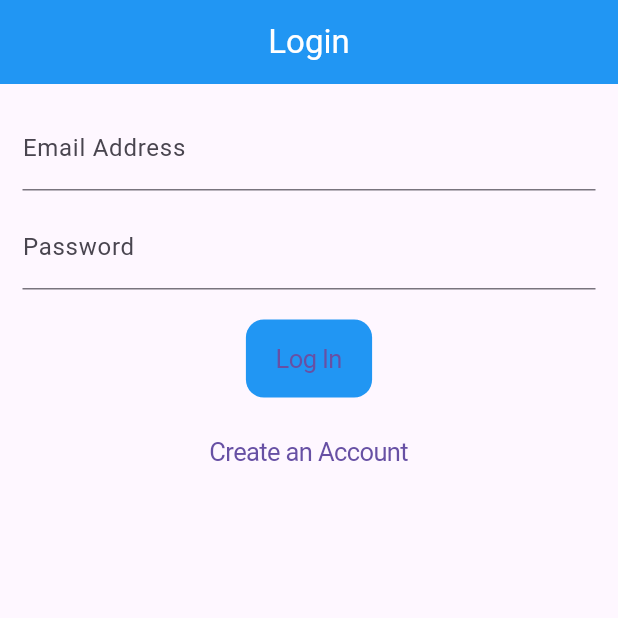
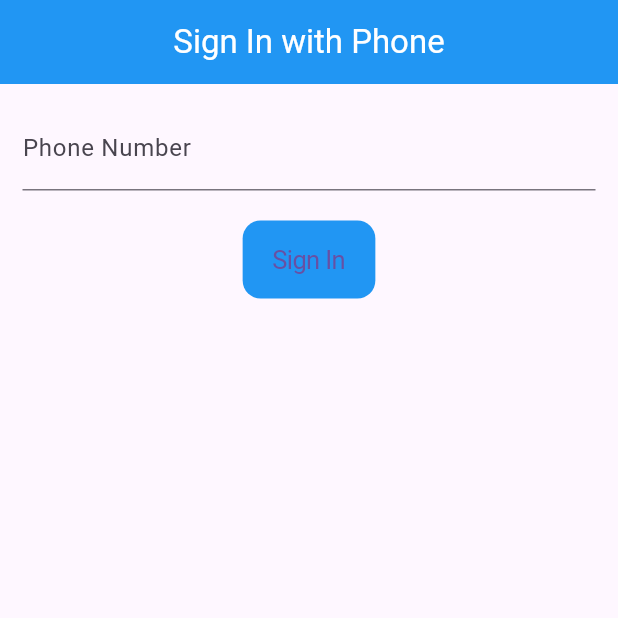
Before and after one commit to bikalchudal11/firebase_auth, a Flutter app: the screen it shows after launch, on a phone screen of 412 x 824 dp, the top half of it. Run offline on Flutter 3.47's test engine with Material 3 defaults, Android fonts, the phone set to English and light mode, and no system bars; our stand-ins replace firebase_auth, firebase_core; accounts and stored records are empty.

Commit message:
phone authentication done

```diff
--- a/lib/home.dart
+++ b/lib/home.dart
@@ -2,6 +2,7 @@
 
 import 'package:firebase_auth/firebase_auth.dart';
 import 'package:firebase_series/screens/email_auth/login_screen.dart';
+import 'package:firebase_series/screens/phone_auth/sign_in_with_phone.dart';
 import 'package:flutter/cupertino.dart';
 import 'package:flutter/material.dart';
 
@@ -16,7 +17,7 @@ class _HomeScreenState extends State<HomeScreen> {
   void logOut() async {
     await FirebaseAuth.instance.signOut();
     Navigator.pushReplacement(
-        context, CupertinoPageRoute(builder: (context) => LoginScreen()));
+        context, CupertinoPageRoute(builder: (context) => SignInWithPhone()));
   }
 
   @override
--- a/lib/main.dart
+++ b/lib/main.dart
@@ -4,6 +4,7 @@ import 'package:firebase_auth/firebase_auth.dart';
 import 'package:firebase_core/firebase_core.dart';
 import 'package:firebase_series/home.dart';
 import 'package:firebase_series/screens/email_auth/login_screen.dart';
+import 'package:firebase_series/screens/phone_auth/sign_in_with_phone.dart';
 import 'package:flutter/material.dart';
 import 'firebase_options.dart';
 
@@ -25,7 +26,7 @@ class MyApp extends StatelessWidget {
       //if the user is logged in then we show home page
       home: (FirebaseAuth.instance.currentUser != null)
           ? HomeScreen()
-          : LoginScreen(),
+          : SignInWithPhone(),
     );
   }
 }
--- /dev/null
+++ b/lib/screens/phone_auth/sign_in_with_phone.dart
@@ -0,0 +1,79 @@
+// ignore_for_file: prefer_interpolation_to_compose_strings, avoid_print
+
+import 'package:firebase_auth/firebase_auth.dart';
+import 'package:firebase_core/firebase_core.dart';
+import 'package:firebase_series/screens/phone_auth/verify_otp.dart';
+import 'package:flutter/cupertino.dart';
+import 'package:flutter/material.dart';
+
+// ignore_for_file: use_super_parameters, prefer_const_constructors
+
+class SignInWithPhone extends StatefulWidget {
+  const SignInWithPhone({Key? key}) : super(key: key);
+
+  @override
+  State<SignInWithPhone> createState() => _SignInWithPhoneState();
+}
+
+class _SignInWithPhoneState extends State<SignInWithPhone> {
+  TextEditingController phoneController = TextEditingController();
+
+  void sendOTP() async {
+    String phone = "+91" + phoneController.text.trim();
+    await FirebaseAuth.instance.verifyPhoneNumber(
+      phoneNumber: phone,
+      codeSent: (verificationId, resendToken) {
+        Navigator.push(
+            context,
+            MaterialPageRoute(
+                builder: (context) =>
+                    VerifyOtpScreen(verificationId: verificationId)));
+      },
+      verificationCompleted: (credential) {},
+      verificationFailed: (ex) {
+        print(ex.code.toString());
+      },
+      codeAutoRetrievalTimeout: (verificationId) {},
+      timeout: Duration(seconds: 30),
+    );
+  }
+
+  @override
+  Widget build(BuildContext context) {
+    return Scaffold(
+      appBar: AppBar(
+        backgroundColor: Colors.blue,
+        foregroundColor: Colors.white,
+        centerTitle: true,
+        title: Text("Sign In with Phone"),
+      ),
+      body: SafeArea(
+        child: ListView(
+          children: [
+            Padding(
+              padding: EdgeInsets.all(15),
+              child: Column(
+                children: [
+                  TextField(
+                    controller: phoneController,
+                    decoration: InputDecoration(labelText: "Phone Number"),
+                  ),
+                  SizedBox(
+                    height: 20,
+                  ),
+                  CupertinoButton(
+                    onPressed: () {
+                      sendOTP();
+                    },
+                    color: Colors.blue,
+                    child: Text("Sign In"),
+                  ),
+                ],
+              ),
+            ),
+          ],
+        ),
+      ),
+    );
+  }
+}
```
Also changed, not shown: lib/screens/phone_auth/verify_otp.dart (added, +79 -0 lines).
